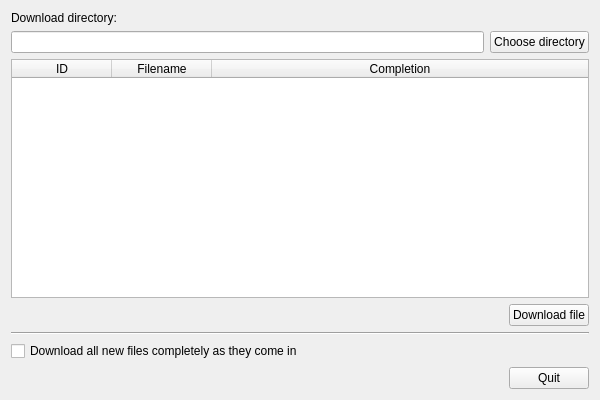
Above: fbpclient/mainwindow.ui from Jille/FBP before the change. Below: the same form after it.
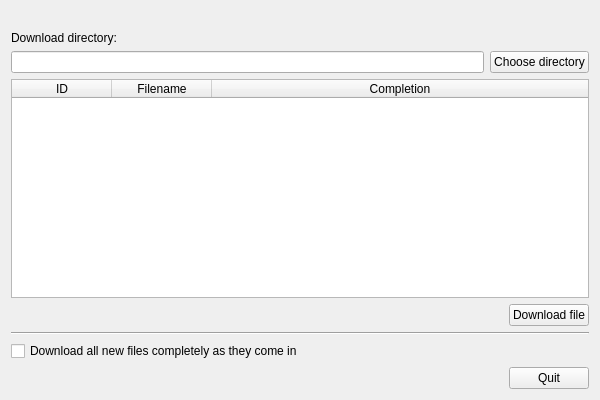
That is the form after the change.

Commit message: Add branding to the fbpclient. (Copy branding.sample.h to branding.h.)

```diff
--- a/fbpclient/mainwindow.ui
+++ b/fbpclient/mainwindow.ui
@@ -15,6 +15,13 @@
   </property>
   <widget class="QWidget" name="centralWidget">
    <layout class="QVBoxLayout" name="verticalLayout">
+    <item>
+     <widget class="QLabel" name="branding">
+      <property name="text">
+       <string/>
+      </property>
+     </widget>
+    </item>
     <item>
      <layout class="QVBoxLayout" name="verticalLayout_2">
       <item>
```
The commit also changes 3 other files.
